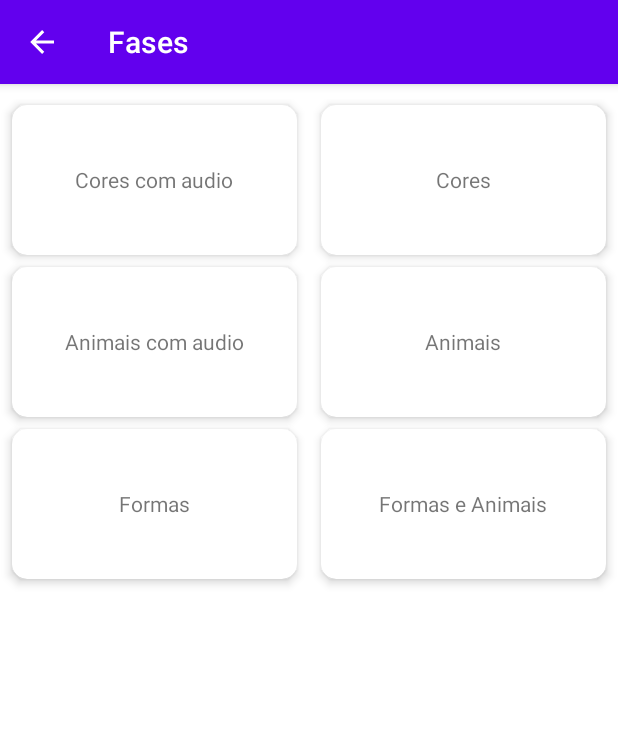
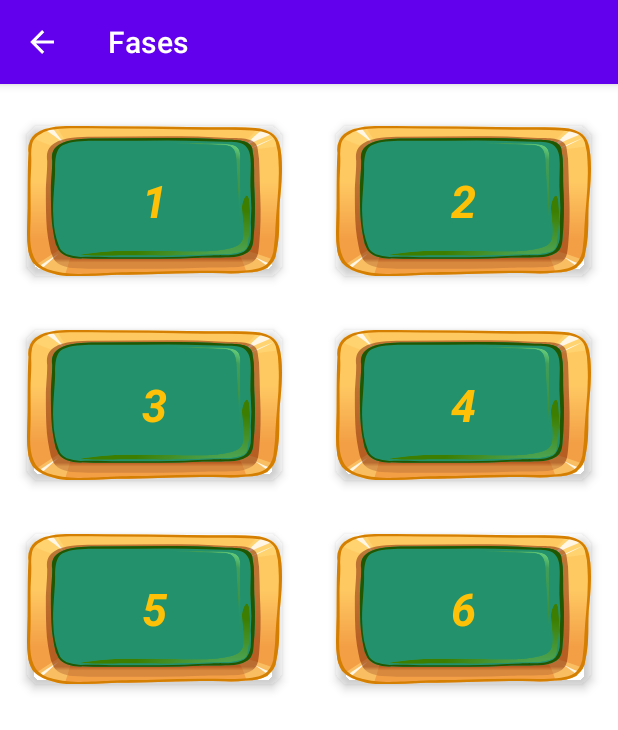
Before and after one commit to lucas-petruceli/tcc-game-educacional, an Android app: the screen it shows after launch (FasesActivity), after a tap on "FASES", on a phone screen of 412 x 824 dp. Shown: the top 730 px of the screen. Run offline under Robolectric (Android 15) with nearby library versions, the phone set to English and light mode, and no system bars; our stand-ins replace Room's generated code.

Commit message:
ajuste + background para os cards

```diff
--- a/app/src/main/AndroidManifest.xml
+++ b/app/src/main/AndroidManifest.xml
@@ -12,8 +12,7 @@
         android:theme="@style/Theme.MyTheme">
         <activity
             android:name=".activities.HomeActivity"
-            android:screenOrientation="portrait"
-            android:theme="@style/Theme.AppCompat.Light.NoActionBar.FullScreen">
+            android:screenOrientation="portrait">
             <intent-filter>
                 <action android:name="android.intent.action.MAIN" />
 
@@ -26,9 +25,6 @@
         <activity
             android:name=".activities.FasesActivity"
             android:screenOrientation="portrait" />
-        <activity
-            android:name=".activities.CadastroActivity"
-            android:screenOrientation="portrait" />
     </application>
 
 </manifest>
--- a/app/src/main/java/br/com/gameeduunitcc/activities/FasesActivity.kt
+++ b/app/src/main/java/br/com/gameeduunitcc/activities/FasesActivity.kt
@@ -52,6 +52,7 @@ class FasesActivity : AppCompatActivity() {
                 val intent = Intent(this@FasesActivity, GameActivity::class.java)
                 intent.putExtra("idFase", fases[position].idFase)
                 intent.putExtra("audioHabilitado", fases[position].audioHabilitado)
+                intent.putExtra("tituloFase", fases[position].titulo)
                 startActivity(intent)
                 finish()
             }
--- a/app/src/main/java/br/com/gameeduunitcc/activities/HomeActivity.kt
+++ b/app/src/main/java/br/com/gameeduunitcc/activities/HomeActivity.kt
@@ -11,14 +11,13 @@ import android.view.View
 import androidx.appcompat.app.AppCompatActivity
 import androidx.lifecycle.Observer
 import androidx.lifecycle.ViewModelProvider
-import br.com.gameeduunitcc.Pref
 import br.com.gameeduunitcc.R
 import br.com.gameeduunitcc.viewlModel.HomeVM
 import kotlinx.android.synthetic.main.activity_main.*
 
 
 class HomeActivity : AppCompatActivity() {
-
+    var cont = 0
     private val viewModel by lazy {
         ViewModelProvider(this).get(HomeVM::class.java)
     }
@@ -27,7 +26,8 @@ class HomeActivity : AppCompatActivity() {
         super.onCreate(savedInstanceState)
         setContentView(R.layout.activity_main)
 
-        setBackground(applicationContext, rlHome, R.drawable.home_background_azul)
+//        setBackground(applicationContext, rlHome, R.drawable.home_background_azul)
+        bindObserver()
         setupActivity()
 
 
@@ -55,29 +55,26 @@ class HomeActivity : AppCompatActivity() {
 
     }
 
+    fun bindObserver() {
+        viewModel.fase.observe(this, Observer { faseStart ->
+            faseStart?.let {
+                val intent = Intent(this, GameActivity::class.java)
+                intent.putExtra("idFase", it.idFase)
+                intent.putExtra("audioHabilitado", it.audioHabilitado)
+                intent.putExtra("tituloFase", it.titulo)
+                startActivity(intent)
+            }
+        })
+    }
+
     fun setupActivity() {
         btnComecar.setOnClickListener {
-            comecarGame()
+            viewModel.getStartNivel()
         }
 
         btnFases.setOnClickListener {
             fases()
         }
-    }
-
-    fun comecarGame() {
-        Pref.save(Pref.ID_ULTIMA_FASE_REALIZADA, 1) //TODO REmover
-
-        viewModel.fase.observe(this, Observer { faseStart ->
-            faseStart?.let {
-                val intent = Intent(this, GameActivity::class.java)
-                intent.putExtra("idFase", it.idFase)
-                intent.putExtra("audioHabilitado", it.audioHabilitado)
-                startActivity(intent)
-                return@Observer
-            }
-        })
-        viewModel.getStartNivel()
     }
 
     fun fases() {
@@ -96,4 +93,8 @@ class HomeActivity : AppCompatActivity() {
         val bitmapDrawable = BitmapDrawable(context.resources, bitmap)
         view.background = bitmapDrawable
     }
+
+    override fun onPause() {
+        super.onPause()
+    }
 }
--- a/app/src/main/java/br/com/gameeduunitcc/adapter/FasesAdapter.kt
+++ b/app/src/main/java/br/com/gameeduunitcc/adapter/FasesAdapter.kt
@@ -18,7 +18,7 @@ class FasesAdapter(private val allFases: List<Fases>) :
 
     override fun onBindViewHolder(holder: FasesViewHolder, position: Int) {
         val fase = allFases[position]
-        holder.txtTitulo.text = fase.descricao
+        holder.txtTitulo.text = fase.ordem.toString()
     }
 
     override fun getItemCount(): Int = allFases.size
--- a/app/src/main/java/br/com/gameeduunitcc/repositorio/scripts/FasesScripts.kt
+++ b/app/src/main/java/br/com/gameeduunitcc/repositorio/scripts/FasesScripts.kt
@@ -16,7 +16,7 @@ class FasesScripts {
                         1,
                         "Cores com audio",
                         1,
-                        "nomeArquivo",
+                        "QUAL É A COR ?",
                         true
                     )
                 )
@@ -27,7 +27,7 @@ class FasesScripts {
                         2,
                         "Cores",
                         2,
-                        "nomeArquivo",
+                        "QUAL É A COR ?",
                         false
                     )
                 )
@@ -38,7 +38,7 @@ class FasesScripts {
                         3,
                         "Animais com audio",
                         3,
-                        "nomeArquivo",
+                        "QUAL É O ANIMAL ?",
                         true
                     )
                 )
@@ -49,7 +49,7 @@ class FasesScripts {
                         4,
                         "Animais",
                         4,
-                        "nomeArquivo",
+                        "QUAL É O ANIMAL ?",
                         false
                     )
                 )
@@ -60,7 +60,7 @@ class FasesScripts {
                         5,
                         "Formas",
                         5,
-                        "nomeArquivo",
+                        "QUAL É O OBJETO ?",
                         false
                     )
                 )
@@ -71,7 +71,7 @@ class FasesScripts {
                         6,
                         "Formas e Animais",
                         6,
-                        "nomeArquivo",
+                        "QUAL É O OBJETO ?",
                         false
                     )
                 )
--- a/app/src/main/java/br/com/gameeduunitcc/repositorio/tabelas/Fases.kt
+++ b/app/src/main/java/br/com/gameeduunitcc/repositorio/tabelas/Fases.kt
@@ -9,6 +9,6 @@ data class Fases(
     @PrimaryKey val idFase: Int,
     @ColumnInfo(name = "descricao") val descricao: String?,
     @ColumnInfo(name = "ordem") val ordem: Int,
-    @ColumnInfo(name = "nomeImagem") val nomeImage: String?,
+    @ColumnInfo(name = "titulo") val titulo: String?,
     @ColumnInfo(name = "audio") val audioHabilitado: Boolean
 )
--- /dev/null
+++ b/app/src/main/res/drawable/background_card_item_fases.xml
@@ -0,0 +1,140 @@
+<vector xmlns:android="http://schemas.android.com/apk/res/android"
+    xmlns:aapt="http://schemas.android.com/aapt"
+    android:width="44.91dp"
+    android:height="43.77dp"
+    android:viewportWidth="44.91"
+    android:viewportHeight="43.77">
+    <path android:pathData="M44.8,8.39C44.6,5 44.25,1.13 40.2,0.55A31.61,31.61 0,0 0,35.64 0.38c-2.41,0 -4.81,0 -7.22,-0.1C23.48,0.13 18.53,0.1 13.59,0.05 11.47,0 9.35,0 7.24,0A9.49,9.49 0,0 0,3.13 0.86,5.38 5.38,0 0,0 0.58,4.15 9.79,9.79 0,0 0,0.27 7.81C0.12,11.18 0.15,14.57 0.12,17.93c0,4 0,8 -0.1,12a53.74,53.74 0,0 0,0.14 5.53,13.33 13.33,0 0,0 0.89,4.42 7.63,7.63 0,0 0,6.24 3.91,54.41 54.41,0 0,0 6.56,-0.27c2.77,-0.2 5,-0.13 7.76,-0.28 3,-0.17 6,-0.27 9,-0.33 1.42,0 2.84,0 4.26,0.08a12.62,12.62 0,0 0,3.68 -0.24,5.58 5.58,0 0,0 3.73,-1.35A7.73,7.73 0,0 0,43.9 37c0.26,-2.07 0.42,-4.16 0.49,-6.25 0.09,-2.8 0,-5.58 0.12,-8.38 0.18,-3 0.36,-5.94 0.39,-8.92C44.92,11.78 44.9,10.08 44.8,8.39Z">
+        <aapt:attr name="android:fillColor">
+            <gradient
+                android:startY="-2.83"
+                android:startX="22.45"
+                android:endY="45.47"
+                android:endX="22.45"
+                android:type="linear">
+                <item
+                    android:offset="0.39"
+                    android:color="#FFFFC962" />
+                <item
+                    android:offset="0.74"
+                    android:color="#FFF39F46" />
+            </gradient>
+        </aapt:attr>
+    </path>
+    <path
+        android:pathData="M6.09,7A11.22,11.22 0,0 1,7.25 5.45C6.54,3.71 5.87,2 5.21,0.2A7.64,7.64 0,0 0,3.13 0.86,5 5,0 0,0 0.86,3.42 42.66,42.66 0,0 0,5 6.16C5.36,6.42 5.72,6.7 6.09,7Z"
+        android:strokeAlpha="0.5"
+        android:fillColor="#ffdc7c"
+        android:fillAlpha="0.5" />
+    <path
+        android:pathData="M37.48,6c0.19,0.41 0.42,0.81 0.64,1.22 2.17,-0.37 4.3,-0.93 6.46,-1.32 -0.35,-2.47 -1.24,-4.68 -4,-5.26A14.73,14.73 0,0 1,39 3.48C38.43,4.29 37.94,5.12 37.48,6Z"
+        android:strokeAlpha="0.5"
+        android:fillColor="#ffdc7c"
+        android:fillAlpha="0.5" />
+    <path
+        android:pathData="M37.15,35.78 L36.9,36a21.74,21.74 0,0 0,1 3.18c0.28,1.16 0.53,2.33 0.76,3.5a5.46,5.46 0,0 0,3.64 -1.34A5.44,5.44 0,0 0,43.51 39c-2,-1.23 -4.16,-2.21 -6.17,-3.42Z"
+        android:strokeAlpha="0.5"
+        android:fillColor="#ffdc7c"
+        android:fillAlpha="0.5" />
+    <path
+        android:pathData="M7.32,34.48l-0.1,0.14c-2,1.87 -3.86,3.94 -5.73,6a7.85,7.85 0,0 0,5.16 3.08c0.58,-2.88 1.08,-5.77 1.4,-8.69Z"
+        android:strokeAlpha="0.5"
+        android:fillColor="#ffdc7c"
+        android:fillAlpha="0.5" />
+    <path
+        android:pathData="M6.44,5c-0.58,-1.56 -1.34,-3 -2,-4.59A7.35,7.35 0,0 0,3.13 0.86L3,0.91A52.41,52.41 0,0 1,6.44 5Z"
+        android:fillColor="#fff6e6" />
+    <path
+        android:pathData="M39,6.78c0.55,-0.35 1.11,-0.68 1.68,-1 1,-0.75 2,-1.58 3,-2.44A50.46,50.46 0,0 0,39 6.78Z"
+        android:fillColor="#fff6e6" />
+    <path
+        android:pathData="M43.29,2.27A4.21,4.21 0,0 0,41.52 0.91,42.71 42.71,0 0,0 38.4,5.74l-0.11,0.16C39.84,4.57 41.6,3.45 43.29,2.27Z"
+        android:fillColor="#fff6e6" />
+    <path
+        android:pathData="M40.8,39c0.56,0.71 1.11,1.41 1.7,2.08a4.83,4.83 0,0 0,0.53 -0.8,10 10,0 0,1 -1.71,-1.11c-0.47,-0.39 -1,-0.76 -1.47,-1.11A6,6 0,0 1,40.8 39Z"
+        android:fillColor="#fff6e6" />
+    <path
+        android:pathData="M2.52,41.73l0.38,-0.53c0.85,-1.31 1.75,-2.59 2.63,-3.89 -1.2,1.28 -2.42,2.54 -3.59,3.84A6.35,6.35 0,0 0,2.52 41.73Z"
+        android:fillColor="#fff6e6" />
+    <path
+        android:pathData="M41.08,20.43C41,17.87 41,15.5 40.94,13a54.21,54.21 0,0 0,-0.35 -6.75c-0.4,-2.74 -2.69,-2.69 -5,-2.72 -7.94,-0.9 -16,-0.38 -24,-0.36 -2.36,0 -5.06,0.1 -6.83,1.94C3.53,6.39 3.41,8.28 3.56,10.19c0,3.49 -0.24,6 -0.24,9 0,3.66 0,7.31 0.19,11 0.11,1.55 0.24,3.11 0.44,4.66a16.16,16.16 0,0 0,0.78 4,4.2 4.2,0 0,0 4.2,2.68 0.17,0.17 0,0 0,0.13 0c2,0.23 4.09,0.11 6.07,0.14 2.58,0 5.17,0 7.75,0a75.42,75.42 0,0 0,7.81 -0.31c1.65,-0.17 3.92,-0.07 5.57,-0.17a4.69,4.69 0,0 0,3.49 -1.53c1,-1.1 1,-3.22 1.12,-4.65C41.15,30.08 41.21,25.24 41.08,20.43Z"
+        android:strokeAlpha="0.5"
+        android:fillAlpha="0.5">
+        <aapt:attr name="android:fillColor">
+            <gradient
+                android:startY="41.79"
+                android:startX="22.23"
+                android:endY="3.2"
+                android:endX="22.23"
+                android:type="linear">
+                <item
+                    android:offset="0.05"
+                    android:color="#FFBD7135" />
+                <item
+                    android:offset="0.08"
+                    android:color="#FF7A1B00" />
+            </gradient>
+        </aapt:attr>
+    </path>
+    <path
+        android:pathData="M44.8,8.39C44.6,5 44.25,1.13 40.2,0.55A31.61,31.61 0,0 0,35.64 0.38c-2.41,0 -4.81,0 -7.22,-0.1C23.48,0.13 18.53,0.1 13.59,0.05 11.47,0 9.35,0 7.24,0A9.49,9.49 0,0 0,3.13 0.86,5.38 5.38,0 0,0 0.58,4.15 9.79,9.79 0,0 0,0.27 7.81C0.12,11.18 0.15,14.57 0.12,17.93c0,4 0,8 -0.1,12a53.74,53.74 0,0 0,0.14 5.53,13.33 13.33,0 0,0 0.89,4.42 7.63,7.63 0,0 0,6.24 3.91,54.41 54.41,0 0,0 6.56,-0.27c2.77,-0.2 5,-0.13 7.76,-0.28 3,-0.17 6,-0.27 9,-0.33 1.42,0 2.84,0 4.26,0.08a12.62,12.62 0,0 0,3.68 -0.24,5.58 5.58,0 0,0 3.73,-1.35A7.73,7.73 0,0 0,43.9 37c0.26,-2.07 0.42,-4.16 0.49,-6.25 0.09,-2.8 0,-5.58 0.12,-8.38 0.18,-3 0.36,-5.94 0.39,-8.92C44.92,11.78 44.9,10.08 44.8,8.39ZM43.73,30.08c0,1.78 -0.13,3.57 -0.26,5.35a11.3,11.3 0,0 1,-1.16 4.79c-0.9,1.59 -3,1.92 -4.69,2 -2.19,0.14 -4.4,0 -6.6,0 -3,0 -6,0.16 -9,0.31 -2.69,0.15 -4.75,0 -7.43,0.3 -1.16,0.11 -4.2,0.36 -5.37,0.33a11.27,11.27 0,0 1,-5.59 -1.35,5.94 5.94,0 0,1 -2.41,-3.5C0.33,35 0.57,31.15 0.62,27.65s0,-7 0,-10.49c0,-2.86 0.22,-5.77 0.12,-8.64A24.32,24.32 0,0 1,0.89 5.33,5.1 5.1,0 0,1 4,1.18 12.12,12.12 0,0 1,8.27 0.69c2.16,0 4.32,0 6.49,0.07 4.55,0.05 9.11,0.1 13.66,0.25 2.29,0.07 4.56,0.11 6.85,0.09a41.87,41.87 0,0 1,4.48 0.23c2.29,0.24 3.53,1 4.06,3.38a32.77,32.77 0,0 1,0.49 5.94C44.54,17.11 43.92,23.61 43.73,30.08Z"
+        android:fillColor="#d47f02" />
+    <path
+        android:pathData="M40.09,19.49C40,17.16 40,15 40,12.67a45.33,45.33 0,0 0,-0.33 -6.16C39.24,4 37.07,4.05 34.91,4c-7.55,-0.82 -15.23,-0.35 -22.8,-0.33 -2.24,0 -4.81,0.09 -6.49,1.78C4.41,6.69 4.3,8.41 4.44,10.15c0,3.18 -0.22,5.45 -0.23,8.17 0,3.34 0,6.66 0.19,10 0.1,1.43 0.22,2.85 0.41,4.26a13.81,13.81 0,0 0,0.75 3.61,4 4,0 0,0 4,2.45 0.17,0.17 0,0 0,0.12 -0.05,55.44 55.44,0 0,0 5.76,0.13c2.46,0 4.91,0 7.37,0a73.2,73.2 0,0 0,7.41 -0.29c1.58,-0.15 3.73,-0.06 5.31,-0.15a4.54,4.54 0,0 0,3.31 -1.39c0.93,-1 1,-2.94 1.06,-4.24C40.16,28.3 40.21,23.88 40.09,19.49Z"
+        android:fillColor="#23926c" />
+    <path
+        android:pathData="M40.09,19.49C40,17.16 40,15 40,12.67a45.33,45.33 0,0 0,-0.33 -6.16C39.24,4 37.07,4.05 34.91,4c-7.55,-0.82 -15.23,-0.35 -22.8,-0.33 -2.24,0 -4.81,0.09 -6.49,1.78C4.41,6.69 4.3,8.41 4.44,10.15c0,3.18 -0.22,5.45 -0.23,8.17 0,3.34 0,6.66 0.19,10 0.1,1.43 0.22,2.85 0.41,4.26a13.81,13.81 0,0 0,0.75 3.61,4 4,0 0,0 4,2.45 0.17,0.17 0,0 0,0.12 -0.05,55.44 55.44,0 0,0 5.76,0.13c2.46,0 4.91,0 7.37,0a73.2,73.2 0,0 0,7.41 -0.29c1.58,-0.15 3.73,-0.06 5.31,-0.15a4.54,4.54 0,0 0,3.31 -1.39c0.93,-1 1,-2.94 1.06,-4.24C40.16,28.3 40.21,23.88 40.09,19.49ZM39.43,31.83A10.68,10.68 0,0 1,38.69 36c-1.15,2.23 -4.12,1.64 -6.24,1.81 -3.08,0.24 -6.17,0.49 -9.26,0.5 -2.33,0 -4.65,0 -7,0s-4.54,-0.26 -6.76,-0.06A6,6 0,0 1,7 37.45a4,4 0,0 1,-1.36 -2.33,40.61 40.61,0 0,1 -1,-8.73c-0.18,-4.58 0.29,-9.46 0.32,-14 0.06,0.53 -0.33,-5.44 1.32,-6.78 2,-1.61 5.21,-1.27 7.54,-1.28 3.64,0 7.28,-0.11 10.92,-0.11 2.28,0 4.55,0.09 6.83,0.21 1.17,0.07 2.35,0.11 3.53,0.15s2.61,-0.08 3.39,1.22c0.87,1.48 0.89,3.47 0.92,5.13 0,2.91 -0.13,5.89 0,8.8a80.53,80.53 0,0 1,0 8.51C39.44,29 39.5,30.41 39.43,31.83Z"
+        android:fillColor="#215700" />
+    <group>
+        <clip-path android:pathData="M13.59,36.72c4.43,-0.72 16.69,0.2 19.47,-0.3s4.77,-1 5,-4 -0.2,-6.75 -0.2,-8.74 1.3,-6.76 1.39,0.4a71,71 0,0 1,-0.39 10.73c-0.14,1.16 -0.6,2.68 -5,2.68s-7.45,0.5 -12.72,0.3S2.56,38.51 13.59,36.72Z" />
+        <path android:pathData="M13.59,36.72c4.43,-0.72 16.69,0.2 19.47,-0.3s4.77,-1 5,-4 -0.2,-6.75 -0.2,-8.74 1.3,-6.76 1.39,0.4a71,71 0,0 1,-0.39 10.73c-0.14,1.16 -0.6,2.68 -5,2.68s-7.45,0.5 -12.72,0.3S2.56,38.51 13.59,36.72Z">
+            <aapt:attr name="android:fillColor">
+                <gradient
+                    android:gradientRadius="23.05"
+                    android:centerX="36.44"
+                    android:centerY="42.88"
+                    android:type="radial">
+                    <item
+                        android:offset="0"
+                        android:color="#FF92FA8B" />
+                    <item
+                        android:offset="0.24"
+                        android:color="#FF4CA453" />
+                    <item
+                        android:offset="0.79"
+                        android:color="#FF3D7E00" />
+                </gradient>
+            </aapt:attr>
+        </path>
+    </group>
+    <group>
+        <clip-path android:pathData="M31.48,35.66C27,35.29 14.85,37.16 12,36.88s-4.36,-0.73 -5.26,-3.58c-1.64,-5.13 -0.69,-6.63 -0.84,-8.6s-1.46,-6.77 -1,0.37A70.84,70.84 0,0 0,6.17 35.74c0.22,1.15 0.8,2.63 5.16,2.29S18.8,38 24,37.34 42.61,36.59 31.48,35.66Z" />
+        <path android:pathData="M31.48,35.66C27,35.29 14.85,37.16 12,36.88s-4.36,-0.73 -5.26,-3.58c-1.64,-5.13 -0.69,-6.63 -0.84,-8.6s-1.46,-6.77 -1,0.37A70.84,70.84 0,0 0,6.17 35.74c0.22,1.15 0.8,2.63 5.16,2.29S18.8,38 24,37.34 42.61,36.59 31.48,35.66Z"></path>
+    </group>
+    <group>
+        <clip-path android:pathData="M25.05,4.92s7.65,0.63 9.54,0.73S36.84,7 36.94,11.77s0.72,18.62 0.72,18.62 -0.22,-17.82 -0.13,-20.3 0.14,-4.54 -2.35,-4.84S25.05,4.92 25.05,4.92Z" />
+        <path
+            android:pathData="M25.05,4.92s7.65,0.63 9.54,0.73S36.84,7 36.94,11.77s0.72,18.62 0.72,18.62 -0.22,-17.82 -0.13,-20.3 0.14,-4.54 -2.35,-4.84S25.05,4.92 25.05,4.92Z"
+            android:strokeAlpha="0.7"
+            android:fillAlpha="0.7">
+            <aapt:attr name="android:fillColor">
+                <gradient
+                    android:startY="6.7"
+                    android:startX="40.66"
+                    android:endY="26.2"
+                    android:endX="24.1"
+                    android:type="linear">
+                    <item
+                        android:offset="0.04"
+                        android:color="#FF92FA8B" />
+                    <item
+                        android:offset="0.18"
+                        android:color="#FF4CA453" />
+                    <item
+                        android:offset="0.95"
+                        android:color="#FF3D7E00" />
+                </gradient>
+            </aapt:attr>
+        </path>
+    </group>
+</vector>
--- a/app/src/main/res/drawable/ic_form_hexagono_sombra.xml
+++ b/app/src/main/res/drawable/ic_form_hexagono_sombra.xml
@@ -1,7 +1,7 @@
-<vector android:height="92.832214dp"
+<vector android:height="107.832214dp"
     android:viewportHeight="69.16"
     android:viewportWidth="74.5"
-    android:width="100dp"
+    android:width="115dp"
     xmlns:android="http://schemas.android.com/apk/res/android">
     <path
         android:fillColor="#FF000000"
--- a/app/src/main/res/drawable/ic_form_losango_sombra.xml
+++ b/app/src/main/res/drawable/ic_form_losango_sombra.xml
@@ -1,7 +1,7 @@
-<vector android:height="100.63949dp"
+<vector android:height="115.63949dp"
     android:viewportHeight="75.54"
     android:viewportWidth="75.06"
-    android:width="100dp"
+    android:width="115dp"
     xmlns:android="http://schemas.android.com/apk/res/android">
     <path
         android:fillColor="#FF000000"
--- a/app/src/main/res/drawable/ic_form_nuvem_sombra.xml
+++ b/app/src/main/res/drawable/ic_form_nuvem_sombra.xml
@@ -1,7 +1,7 @@
-<vector android:height="70.36169dp"
+<vector android:height="85.36169dp"
     android:viewportHeight="57"
     android:viewportWidth="81.01"
-    android:width="100dp"
+    android:width="115dp"
     xmlns:android="http://schemas.android.com/apk/res/android">
     <path
         android:fillColor="#FF000000"
--- a/app/src/main/res/drawable/ic_form_quadrado_sombra.xml
+++ b/app/src/main/res/drawable/ic_form_quadrado_sombra.xml
@@ -1,7 +1,7 @@
-<vector android:height="72dp"
+<vector android:height="100dp"
     android:viewportHeight="68.95"
     android:viewportWidth="68.95"
-    android:width="72dp"
+    android:width="100dp"
     xmlns:android="http://schemas.android.com/apk/res/android">
     <path
         android:fillColor="#FF000000"
--- a/app/src/main/res/drawable/ic_form_seta_sombra.xml
+++ b/app/src/main/res/drawable/ic_form_seta_sombra.xml
@@ -1,7 +1,7 @@
-<vector android:height="84.11874dp"
+<vector android:height="89.11874dp"
     android:viewportHeight="68.01"
     android:viewportWidth="80.85"
-    android:width="100dp"
+    android:width="105dp"
     xmlns:android="http://schemas.android.com/apk/res/android">
     <path
         android:fillColor="#FF000000"
--- a/app/src/main/res/drawable/ic_form_triangulo_sombra.xml
+++ b/app/src/main/res/drawable/ic_form_triangulo_sombra.xml
@@ -1,7 +1,7 @@
-<vector android:height="91.39964dp"
+<vector android:height="96.39964dp"
     android:viewportHeight="65.89"
     android:viewportWidth="72.09"
-    android:width="100dp"
+    android:width="105dp"
     xmlns:android="http://schemas.android.com/apk/res/android">
     <path
         android:fillColor="#FF000000"
--- a/app/src/main/res/layout/item_fase.xml
+++ b/app/src/main/res/layout/item_fase.xml
@@ -3,24 +3,26 @@
     android:layout_width="match_parent"
     android:layout_height="wrap_content"
     xmlns:app="http://schemas.android.com/apk/res-auto"
-    android:layout_marginLeft="8dp"
-    android:layout_marginTop="4dp"
-    android:layout_marginRight="8dp"
-    android:layout_marginBottom="4dp"
-    android:background="@android:color/white"
     app:cardCornerRadius="10dp"
+    app:cardBackgroundColor="@android:color/transparent"
     app:cardElevation="4dp"
-    app:cardPreventCornerOverlap="true"
+    android:layout_margin="18dp"
+    app:cardPreventCornerOverlap="false"
     app:cardUseCompatPadding="false">
 
     <RelativeLayout
         android:layout_width="match_parent"
+        android:gravity="center"
+        android:background="@drawable/background_card_item_fases"
         android:layout_height="100dp">
 
         <TextView
             android:id="@+id/txtNomeFase"
             android:layout_width="wrap_content"
             android:layout_height="wrap_content"
+            android:textSize="30sp"
+            android:textStyle="bold|italic"
+            android:textColor="@color/amarelo"
             android:layout_centerHorizontal="true"
             android:layout_centerVertical="true" />
 
--- a/app/src/main/res/values/colors.xml
+++ b/app/src/main/res/values/colors.xml
@@ -4,4 +4,5 @@
     <color name="colorPrimaryDark">#3700B3</color>
     <color name="colorAccent">#03DAC5</color>
     <color name="white">#FFFFFF</color>
+    <color name="amarelo">#FFC107</color>
 </resources>
```
Also changed, not shown: app/src/main/java/br/com/gameeduunitcc/activities/GameActivity.kt (+4 -4 lines), app/src/main/res/drawable/background_card_item_alternativas.xml (added, +32 -0 lines), app/src/main/res/layout/content_game.xml (+20 -0 lines), app/src/main/res/layout/item_alternativas.xml (+6 -9 lines).
